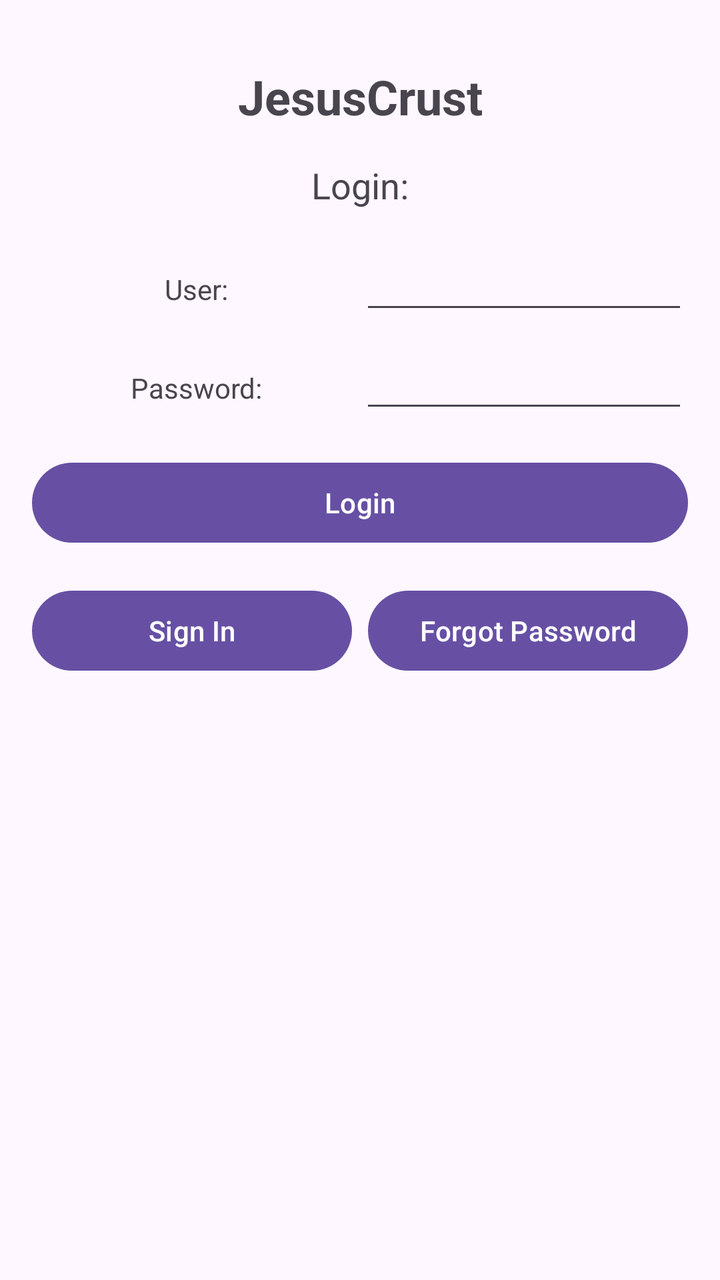
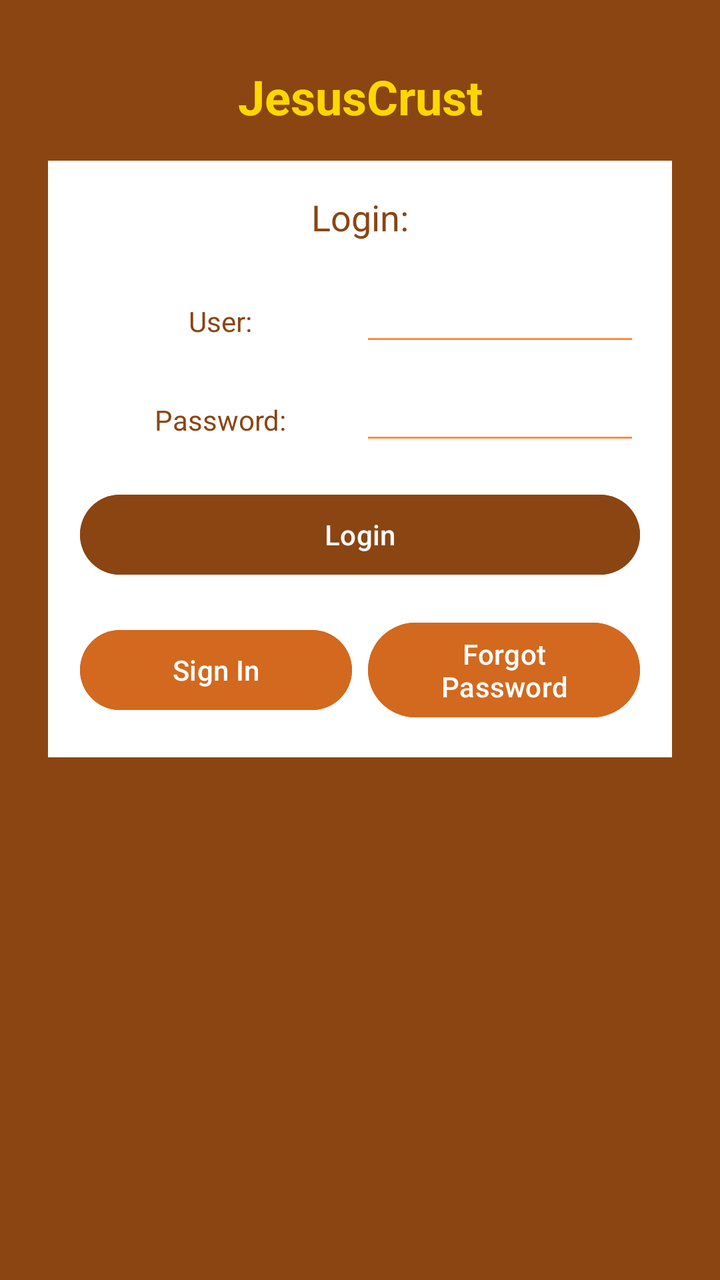

Two renders of the same Android screen: before a commit and after it. Below are the layout's source before the change and the commit's diff.
<!-- AndroidManifest.xml: application theme Theme.JesusCrust -->
<!-- res/layout/activity_main.xml -->
<?xml version="1.0" encoding="utf-8"?>
<androidx.constraintlayout.widget.ConstraintLayout
    xmlns:android="http://schemas.android.com/apk/res/android"
    xmlns:app="http://schemas.android.com/apk/res-auto"
    xmlns:tools="http://schemas.android.com/tools"
    android:id="@+id/main"
    android:layout_width="match_parent"
    android:layout_height="match_parent"
    tools:context=".MainActivity">

    
    <TextView
        android:id="@+id/LoginTitle"
        android:layout_width="wrap_content"
        android:layout_height="wrap_content"
        android:text="JesusCrust"
        android:textSize="24sp"
        android:textStyle="bold"
        app:layout_constraintTop_toTopOf="parent"
        app:layout_constraintStart_toStartOf="parent"
        app:layout_constraintEnd_toEndOf="parent"
        android:layout_marginTop="32dp"/>

    
    <LinearLayout
        android:id="@+id/LoginForm"
        android:layout_width="0dp"
        android:layout_height="wrap_content"
        android:orientation="vertical"
        android:padding="16dp"
        app:layout_constraintTop_toBottomOf="@id/LoginTitle"
        app:layout_constraintStart_toStartOf="parent"
        app:layout_constraintEnd_toEndOf="parent">

        
        <TextView
            android:id="@+id/LoginLabel"
            android:layout_width="match_parent"
            android:layout_height="wrap_content"
            android:text="Login:"
            android:textAlignment="center"
            android:textSize="18sp"
            android:layout_marginBottom="16dp"/>

        
        <LinearLayout
            android:layout_width="match_parent"
            android:layout_height="wrap_content"
            android:orientation="horizontal"
            android:layout_marginBottom="8dp">

            <TextView
                android:layout_width="0dp"
                android:layout_height="wrap_content"
                android:layout_weight="1"
                android:text="User:"
                android:textAlignment="center"/>

            <EditText
                android:id="@+id/UsernameInput"
                android:layout_width="0dp"
                android:layout_height="wrap_content"
                android:layout_weight="1"
                android:ems="10"
                android:inputType="text"
                android:textAlignment="center"/>
        </LinearLayout>

        
        <LinearLayout
            android:layout_width="match_parent"
            android:layout_height="wrap_content"
            android:orientation="horizontal"
            android:layout_marginBottom="16dp">

            <TextView
                android:layout_width="0dp"
                android:layout_height="wrap_content"
                android:layout_weight="1"
                android:text="Password:"
                android:textAlignment="center"/>

            <EditText
                android:id="@+id/PasswordInput"
                android:layout_width="0dp"
                android:layout_height="wrap_content"
                android:layout_weight="1"
                android:ems="10"
                android:inputType="textPassword"
                android:textAlignment="center"/>
        </LinearLayout>

        
        <Button
            android:id="@+id/LoginButton"
            android:layout_width="match_parent"
            android:layout_height="wrap_content"
            android:text="Login"
            android:layout_marginBottom="8dp"/>

        
        <LinearLayout
            android:layout_width="match_parent"
            android:layout_height="wrap_content"
            android:orientation="horizontal"
            android:gravity="center"
            android:layout_marginTop="8dp">

            <Button
                android:id="@+id/SignInButton"
                android:layout_width="0dp"
                android:layout_height="wrap_content"
                android:layout_weight="1"
                android:text="Sign In"
                android:layout_marginEnd="8dp"/>

            <Button
                android:id="@+id/ForgotPasswordButton"
                android:layout_width="0dp"
                android:layout_height="wrap_content"
                android:layout_weight="1"
                android:text="Forgot Password"/>
        </LinearLayout>

    </LinearLayout>

</androidx.constraintlayout.widget.ConstraintLayout>
<!-- resources referenced by this layout -->
<resources>
  <style name="Theme.JesusCrust" parent="Base.Theme.JesusCrust" />
  <style name="Base.Theme.JesusCrust" parent="Theme.Material3.DayNight.NoActionBar">
          
          
      </style>
</resources>

<!-- the commit's change to res/layout/activity_main.xml (unified diff, before → after) -->
@@ -6,6 +6,7 @@
     android:id="@+id/main"
     android:layout_width="match_parent"
     android:layout_height="match_parent"
+    android:background="#8B4513"
     tools:context=".MainActivity">
 
     
@@ -16,6 +17,7 @@
         android:text="JesusCrust"
         android:textSize="24sp"
         android:textStyle="bold"
+        android:textColor="#FFD700"
         app:layout_constraintTop_toTopOf="parent"
         app:layout_constraintStart_toStartOf="parent"
         app:layout_constraintEnd_toEndOf="parent"
@@ -28,9 +30,13 @@
         android:layout_height="wrap_content"
         android:orientation="vertical"
         android:padding="16dp"
+        android:background="#FFFFFF"
         app:layout_constraintTop_toBottomOf="@id/LoginTitle"
         app:layout_constraintStart_toStartOf="parent"
-        app:layout_constraintEnd_toEndOf="parent">
+        app:layout_constraintEnd_toEndOf="parent"
+        android:layout_marginStart="24dp"
+        android:layout_marginEnd="24dp"
+        android:layout_marginTop="16dp">
 
         
         <TextView
@@ -40,6 +46,7 @@
             android:text="Login:"
             android:textAlignment="center"
             android:textSize="18sp"
+            android:textColor="#8B4513"
             android:layout_marginBottom="16dp"/>
 
         
@@ -54,7 +61,8 @@
                 android:layout_height="wrap_content"
                 android:layout_weight="1"
                 android:text="User:"
-                android:textAlignment="center"/>
+                android:textAlignment="center"
+                android:textColor="#8B4513"/>
 
             <EditText
                 android:id="@+id/UsernameInput"
@@ -63,7 +71,8 @@
                 android:layout_weight="1"
                 android:ems="10"
                 android:inputType="text"
-                android:textAlignment="center"/>
+                android:textAlignment="center"
+                android:backgroundTint="#FF8C42"/>
         </LinearLayout>
 
         
@@ -78,7 +87,8 @@
                 android:layout_height="wrap_content"
                 android:layout_weight="1"
                 android:text="Password:"
-                android:textAlignment="center"/>
+                android:textAlignment="center"
+                android:textColor="#8B4513"/>
 
             <EditText
                 android:id="@+id/PasswordInput"
@@ -87,7 +97,8 @@
                 android:layout_weight="1"
                 android:ems="10"
                 android:inputType="textPassword"
-                android:textAlignment="center"/>
+                android:textAlignment="center"
+                android:backgroundTint="#FF8C42"/>
         </LinearLayout>
 
         
@@ -96,7 +107,9 @@
             android:layout_width="match_parent"
             android:layout_height="wrap_content"
             android:text="Login"
-            android:layout_marginBottom="8dp"/>
+            android:layout_marginBottom="8dp"
+            android:backgroundTint="#8B4513"
+            android:textColor="#FFFFFF"/>
 
         
         <LinearLayout
@@ -112,14 +125,18 @@
                 android:layout_height="wrap_content"
                 android:layout_weight="1"
                 android:text="Sign In"
-                android:layout_marginEnd="8dp"/>
+                android:layout_marginEnd="8dp"
+                android:backgroundTint="#D2691E"
+                android:textColor="#FFFFFF"/>
 
             <Button
                 android:id="@+id/ForgotPasswordButton"
                 android:layout_width="0dp"
                 android:layout_height="wrap_content"
                 android:layout_weight="1"
-                android:text="Forgot Password"/>
+                android:text="Forgot Password"
+                android:backgroundTint="#D2691E"
+                android:textColor="#FFFFFF"/>
         </LinearLayout>
 
     </LinearLayout>
